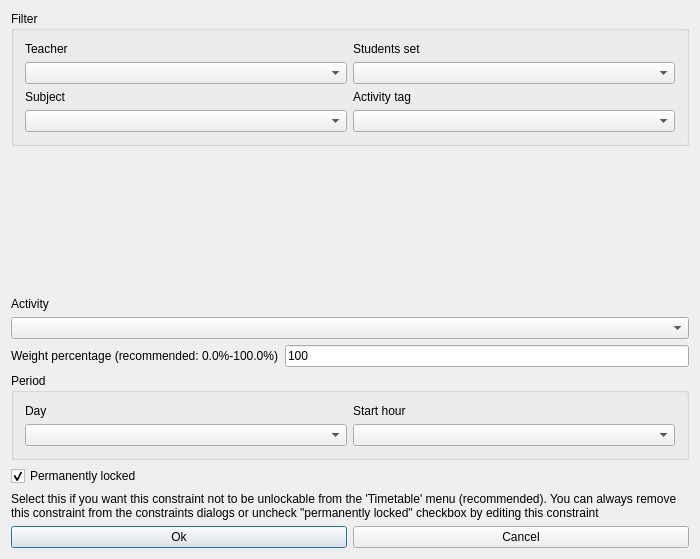
The window that fet/src/interface/modifyconstraintactivitypreferredstartingtimeform_template.ui (vonmecheln/fet) describes before a commit, drawn with Qt 5.
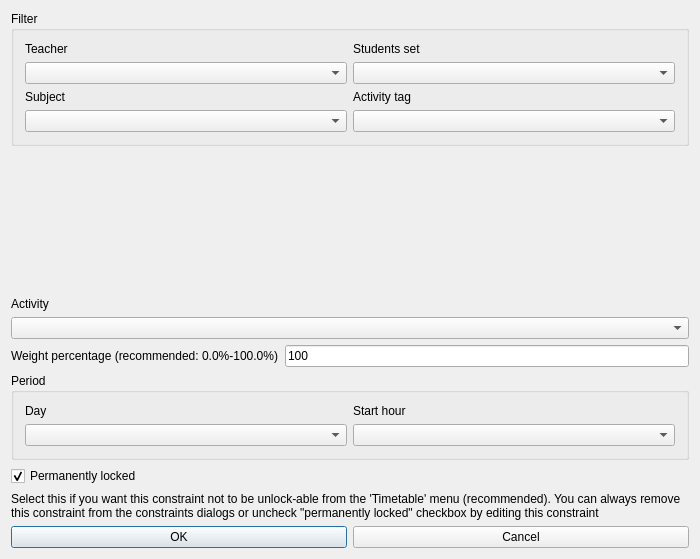
The same window after the commit.

The edit to the form file:
```diff
--- a/fet/src/interface/modifyconstraintactivitypreferredstartingtimeform_template.ui
+++ b/fet/src/interface/modifyconstraintactivitypreferredstartingtimeform_template.ui
@@ -210,7 +210,7 @@
       </sizepolicy>
      </property>
      <property name="text">
-      <string>Select this if you want this constraint not to be unlockable from the 'Timetable' menu (recommended). You can always remove this constraint from the constraints dialogs or uncheck &quot;permanently locked&quot; checkbox by editing this constraint</string>
+      <string>Select this if you want this constraint not to be unlock-able from the 'Timetable' menu (recommended). You can always remove this constraint from the constraints dialogs or uncheck &quot;permanently locked&quot; checkbox by editing this constraint</string>
      </property>
      <property name="alignment">
       <set>Qt::AlignVCenter</set>
@@ -225,7 +225,7 @@
      <item>
       <widget class="QPushButton" name="okPushButton">
        <property name="text">
-        <string>Ok</string>
+        <string>OK</string>
        </property>
       </widget>
      </item>
```
